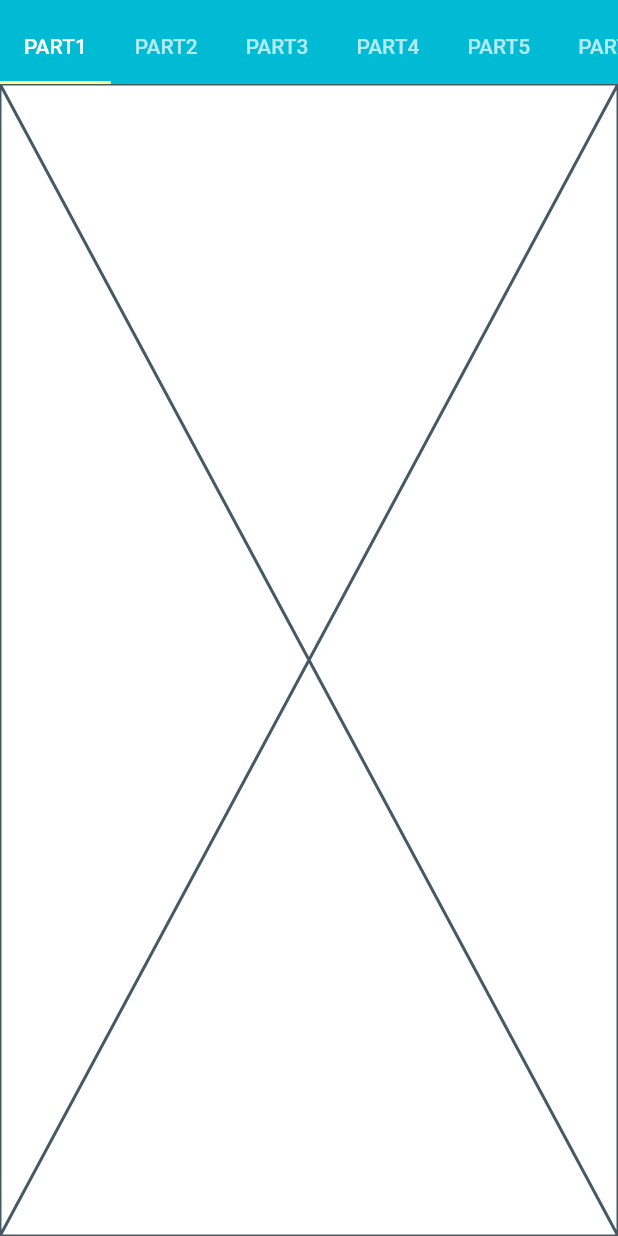
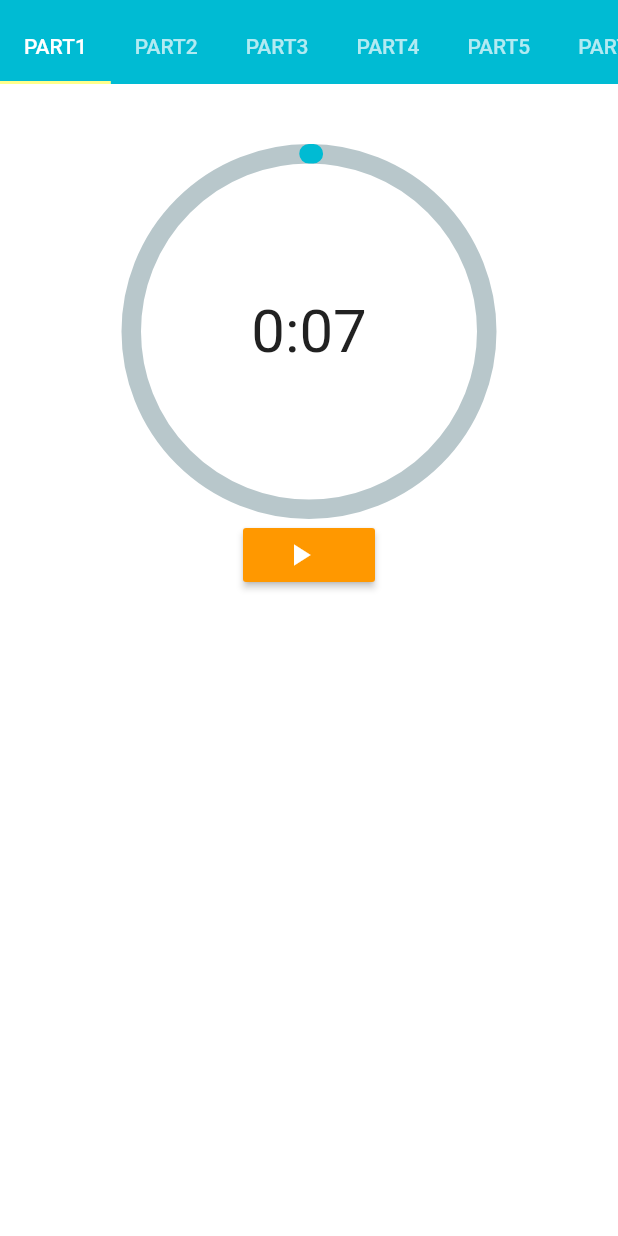
Before and after one commit to naunow/ToeicTimer, a Flutter app: the screen it shows after launch, on a phone screen of 412 x 824 dp. Run offline on Flutter 3.47's test engine with Material 2 defaults, Android fonts, the phone set to English and light mode, and no system bars; drawn by our look-alikes of percent_indicator.

Commit message:
installed timer function.

```diff
--- a/lib/main.dart
+++ b/lib/main.dart
@@ -1,6 +1,7 @@
 import 'package:flutter/material.dart';
 import 'package:toeictimer/constants.dart';
 import 'package:toeictimer/screens/part_one.dart';
+import 'package:toeictimer/size_config.dart';
 import 'package:toeictimer/theme.dart';
 
 void main() {
--- a/lib/screens/part_one.dart
+++ b/lib/screens/part_one.dart
@@ -1,15 +1,55 @@
+import 'package:flutter/cupertino.dart';
 import 'package:flutter/material.dart';
+import 'package:toeictimer/size_config.dart';
+import 'package:toeictimer/widgets/timer_circle.dart';
+import 'dart:async';
 
 class PartOne extends StatefulWidget {
+  final setSecond = 1800;
+
   @override
   _PartOneState createState() => _PartOneState();
 }
 
 class _PartOneState extends State<PartOne> {
+  int lapseSecond = 0;
+  void initState() {
+    Timer.periodic(
+      Duration(seconds: 1),
+      _onTimer,
+    );
+    super.initState();
+  }
+
+  void _onTimer(Timer timer) {
+    setState(() => lapseSecond = lapseSecond + 1);
+  }
+
   @override
   Widget build(BuildContext context) {
-    return Placeholder(
-
+    SizeConfig().init(context);
+    var min = (lapseSecond / 60).floor().toString();
+    var sec = (lapseSecond % 60).toString().padLeft(2, '0');
+    return Column(
+      children: [
+        Container(
+          padding: EdgeInsets.only(top: 40),
+          child: Stack(
+            alignment: Alignment.center,
+            children: [
+              TimerCircle(setSecond: widget.setSecond, lapseSecond: lapseSecond,),
+              Text(min + ":" + sec, style: TextStyle(fontSize: 40),),
+            ],
+          ),
+        ),
+        RaisedButton.icon(
+          icon: Icon(Icons.play_arrow),
+          label: Text(''),
+          color: Colors.orange,
+          textColor: Colors.white,
+          onPressed: () {},
+        ),
+      ],
     );
   }
 }
--- /dev/null
+++ b/lib/size_config.dart
@@ -0,0 +1,32 @@
+import 'package:flutter/material.dart';
+
+class SizeConfig {
+  static MediaQueryData _mediaQueryData;
+  static double screenWidth;
+  static double screenHeight;
+  static double defaultSize;
+  static Orientation orientation;
+  static double appBarHeight;
+  static double statusBarHeight;
+
+  void init(BuildContext context) {
+    _mediaQueryData = MediaQuery.of(context);
+    screenWidth = _mediaQueryData.size.width;
+    screenHeight = _mediaQueryData.size.height;
+    orientation = _mediaQueryData.orientation;
+    appBarHeight = AppBar().preferredSize.height;
+    statusBarHeight = 24;
+  }
+}
+
+double getProportionateScreenHeight(double inputHeight) {
+  double screenHeight = SizeConfig.screenHeight;
+
+  return (inputHeight / 731.0) * screenHeight;
+}
+
+double getProportionateScreenWidth(double inputWidth) {
+  double screenWidth = SizeConfig.screenWidth;
+
+  return (inputWidth / 411.0) * screenWidth;
+}
--- /dev/null
+++ b/lib/widgets/timer_circle.dart
@@ -0,0 +1,41 @@
+import 'package:flutter/material.dart';
+import 'package:percent_indicator/percent_indicator.dart';
+
+import '../constants.dart';
+
+class TimerCircle extends StatefulWidget {
+  final int setSecond;
+  final int lapseSecond;
+  TimerCircle({this.setSecond, this.lapseSecond});
+
+  @override
+  _TimerCircleState createState() => _TimerCircleState();
+}
+
+class _TimerCircleState extends State<TimerCircle> {
+  @override
+  Widget build(BuildContext context) {
+    final double percent = widget.lapseSecond / widget.setSecond;
+
+    return CircularPercentIndicator(
+        percent: percent > 1 ? 1 : percent,
+        lineWidth: 13,
+        animation: true,
+        animateFromLastPercent: true,
+        progressColor: _getProgressColor(percent),
+        circularStrokeCap: CircularStrokeCap.round,
+        radius: 250.0);
+  }
+}
+
+Color _getProgressColor(double percent) {
+  if (percent >= 0 && percent <= 0.25) {
+    return kTimer100to75Color;
+  } else if (percent > 0.25 && percent <= 0.50) {
+    return kTimer75to50Color;
+  } else if (percent > 0.50 && percent <= 0.75) {
+    return kTimer50to25Color;
+  } else {
+    return kTimer25to0Color;
+  }
+}
```
Also changed, not shown: pubspec.yaml (+2 -10 lines), pubspec.lock.
